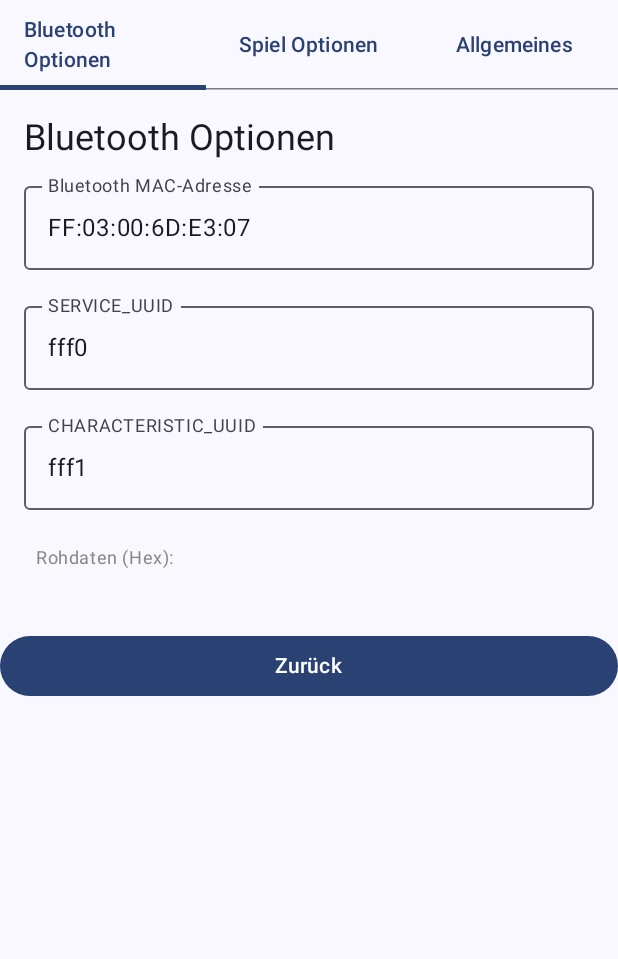
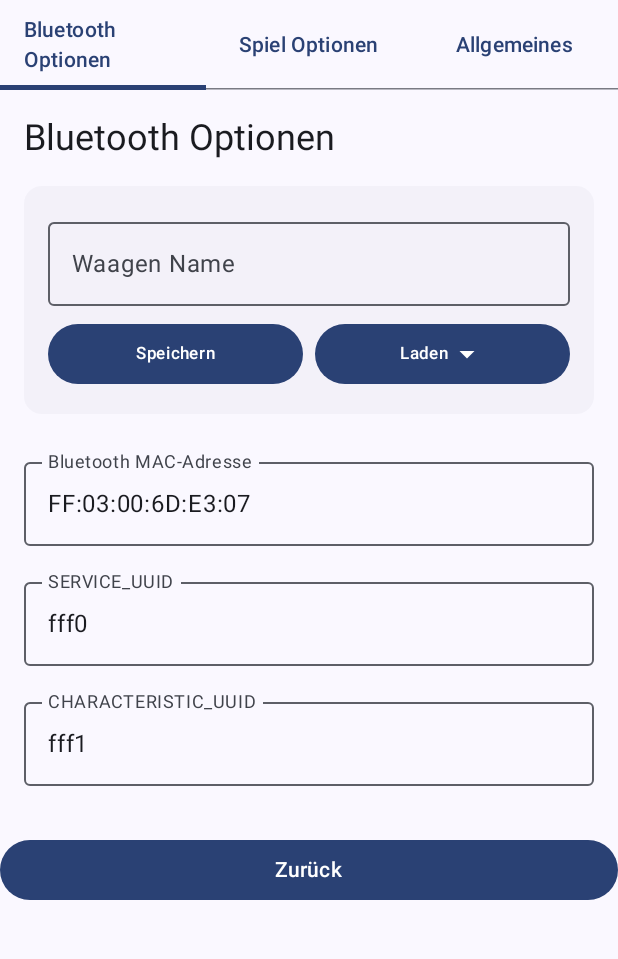
Before and after one commit to DerMonaachh/Alles_Wiegen, an Android app built with Jetpack Compose: the screen it shows after launch (MainActivity), after a tap on "Optionen", on a phone screen of 412 x 824 dp, the part 96-1055 px from its top. Run offline under Robolectric (Android 15) with nearby library versions, the phone set to English and light mode, and no system bars; our stand-ins replace Room's generated code; 1 statement that could not run was skipped.

Commit message:
commit 1.9 Mehrere Waagen MAc Adresse speichern

```diff
--- a/app/src/main/java/com/example/alleswiegen/screens/OptionsScreen.kt
+++ b/app/src/main/java/com/example/alleswiegen/screens/OptionsScreen.kt
@@ -2,6 +2,7 @@ package com.example.alleswiegen.screens
 
 import android.content.Context
 import android.content.Intent
+import android.widget.Toast
 import androidx.activity.compose.rememberLauncherForActivityResult
 import androidx.activity.result.contract.ActivityResultContracts
 import androidx.compose.foundation.clickable
@@ -10,17 +11,19 @@ import androidx.compose.foundation.layout.Box
 import androidx.compose.foundation.layout.Column
 import androidx.compose.foundation.layout.Row
 import androidx.compose.foundation.layout.Spacer
-import androidx.compose.foundation.layout.fillMaxSize
 import androidx.compose.foundation.layout.fillMaxWidth
 import androidx.compose.foundation.layout.height
 import androidx.compose.foundation.layout.padding
 import androidx.compose.foundation.layout.size
 import androidx.compose.foundation.shape.RoundedCornerShape
 import androidx.compose.material.icons.Icons
+import androidx.compose.material.icons.filled.ArrowDropDown
 import androidx.compose.material.icons.filled.Check
 import androidx.compose.material3.Button
 import androidx.compose.material3.Card
 import androidx.compose.material3.CardDefaults
+import androidx.compose.material3.DropdownMenu
+import androidx.compose.material3.DropdownMenuItem
 import androidx.compose.material3.HorizontalDivider
 import androidx.compose.material3.Icon
 import androidx.compose.material3.MaterialTheme
@@ -31,21 +34,21 @@ import androidx.compose.material3.Tab
 import androidx.compose.material3.TabRow
 import androidx.compose.material3.Text
 import androidx.compose.runtime.Composable
+import androidx.compose.runtime.LaunchedEffect
 import androidx.compose.runtime.getValue
 import androidx.compose.runtime.mutableIntStateOf
+import androidx.compose.runtime.mutableStateMapOf
+import androidx.compose.runtime.mutableStateOf
 import androidx.compose.runtime.remember
 import androidx.compose.runtime.setValue
 import androidx.compose.ui.Alignment
 import androidx.compose.ui.Modifier
 import androidx.compose.ui.draw.clip
-import androidx.compose.ui.graphics.Color
 import androidx.compose.ui.platform.LocalContext
 import androidx.compose.ui.text.font.FontWeight
 import androidx.compose.ui.unit.dp
-import androidx.room.paging.util.queryDatabase
 import com.example.alleswiegen.GameUiState
 import com.example.alleswiegen.GameViewModel
-import com.example.alleswiegen.PlayerScoreEntry
 import com.example.alleswiegen.Screen
 
 @Composable
@@ -54,6 +57,8 @@ fun OptionsScreen(viewModel: GameViewModel, uiState: GameUiState) {
     var selectedTabIndex by remember { mutableIntStateOf(0) }
     val tabTitles = listOf("Bluetooth Optionen", "Spiel Optionen", "Allgemeines")
     val context = LocalContext.current
+
+
     Column(modifier = Modifier.fillMaxWidth()) {
         // Die Material 3 Tab-Leiste
         TabRow(selectedTabIndex = selectedTabIndex) {
@@ -95,15 +100,110 @@ fun OptionsScreen(viewModel: GameViewModel, uiState: GameUiState) {
     }
 }
 
+// ... other imports
 @Composable
-fun BluetoothOptions(viewModel: GameViewModel, uiState: GameUiState,context: Context) {
+fun BluetoothOptions(viewModel: GameViewModel, uiState: GameUiState, context: Context) {
+    // Local state for the Scale Name input and Dropdown control
+    var scaleName by remember { mutableStateOf("") }
+    var expanded by remember { mutableStateOf(false) }
+    val savedScales = remember { mutableStateMapOf<String, String>() }
+
+    // Initial load of saved scales
+    LaunchedEffect(Unit) {
+        savedScales.putAll(viewModel.getSavedScales(context))
+    }
+
     Column {
         Text(
             text = "Bluetooth Optionen",
             style = MaterialTheme.typography.headlineSmall,
             modifier = Modifier.padding(bottom = 8.dp)
         )
-        Column {
+
+        Card(
+            modifier = Modifier
+                .fillMaxWidth()
+                .padding(vertical = 8.dp),
+            colors = CardDefaults.cardColors(
+                containerColor = MaterialTheme.colorScheme.surfaceVariant.copy(
+                    alpha = 0.3f
+                )
+            )
+        ) {
+            Column(modifier = Modifier.padding(16.dp)) {
+                // --- NEW: Waagen Name Field ---
+                OutlinedTextField(
+                    value = scaleName,
+                    onValueChange = { scaleName = it },
+                    label = { Text("Waagen Name") },
+                    modifier = Modifier.fillMaxWidth(),
+                    singleLine = true
+                )
+
+                Spacer(Modifier.height(8.dp))
+
+                // --- NEW: Buttons Row ---
+                Row(
+                    modifier = Modifier.fillMaxWidth(),
+                    horizontalArrangement = Arrangement.spacedBy(8.dp)
+                ) {
+                    Button(
+                        onClick = {
+                            if (scaleName.isNotBlank() && uiState.bluetoothAddress.isNotBlank()) {
+                                viewModel.saveScale(context, scaleName, uiState.bluetoothAddress)
+                                savedScales[scaleName] =
+                                    uiState.bluetoothAddress // Update local list
+                            }
+                            Toast.makeText(
+                                context,
+                                "${scaleName} mit Adresse ${uiState.bluetoothAddress} gespeichert.",
+                                Toast.LENGTH_SHORT
+                            ).show()
+                        },
+                        modifier = Modifier.weight(1f)
+                    ) {
+                        Text("Speichern", style = MaterialTheme.typography.labelSmall)
+                    }
+
+                    Box(modifier = Modifier.weight(1f)) {
+                        Button(
+                            onClick = { expanded = true },
+                            modifier = Modifier.fillMaxWidth()
+                        ) {
+                            Text("Laden", style = MaterialTheme.typography.labelSmall)
+                            Icon(Icons.Default.ArrowDropDown, contentDescription = null)
+                        }
+
+                        DropdownMenu(
+                            expanded = expanded,
+                            onDismissRequest = { expanded = false },
+                            modifier = Modifier.fillMaxWidth(0.5f)
+                        ) {
+                            if (savedScales.isEmpty()) {
+                                DropdownMenuItem(
+                                    text = { Text("Keine gespeicherten Waagen") },
+                                    onClick = { expanded = false }
+                                )
+                            }
+                            savedScales.forEach { (name, address) ->
+                                DropdownMenuItem(
+                                    text = { Text(name) },
+                                    onClick = {
+                                        scaleName = name
+                                        viewModel.updateBluetoothAddress(context, address)
+                                        expanded = false
+                                    }
+                                )
+                            }
+                        }
+                    }
+                }
+            }
+        }
+
+        Spacer(Modifier.height(16.dp))
+
+        // Existing Address Field
         OutlinedTextField(
             value = uiState.bluetoothAddress,
             onValueChange = { newAddr ->
@@ -112,35 +212,23 @@ fun BluetoothOptions(viewModel: GameViewModel, uiState: GameUiState,context: Con
             label = { Text("Bluetooth MAC-Adresse") },
             modifier = Modifier.fillMaxWidth()
         )
+
+        // ... existing UUID fields and Rohdaten text ...
         Spacer(Modifier.height(16.dp))
         OutlinedTextField(
             value = uiState.SERVICE_UUID,
-                onValueChange = { newUUID ->
-                    // Beachte: Hier solltest du evtl. viewModel.updateServiceUuid nutzen,
-                    // falls du verschiedene Funktionen für die UUIDs hast
-                    viewModel.updateBluetoothServiceUuid(context, newUUID)
-                },
+            onValueChange = { viewModel.updateBluetoothServiceUuid(context, it) },
             label = { Text("SERVICE_UUID") },
             modifier = Modifier.fillMaxWidth()
         )
         Spacer(Modifier.height(16.dp))
         OutlinedTextField(
             value = uiState.CHARACTERISTIC_UUID,
-                onValueChange = { newUUID ->
-                    viewModel.updatecharUudi(context, newUUID)
-                },
+            onValueChange = { viewModel.updatecharUudi(context, it) },
             label = { Text("CHARACTERISTIC_UUID") },
             modifier = Modifier.fillMaxWidth()
         )
-            Spacer(Modifier.height(16.dp))
-
-            Text(
-                text = "Rohdaten (Hex): ${viewModel.rawDataString}",
-                style = MaterialTheme.typography.bodySmall,
-                color = Color.Gray,
-                modifier = Modifier.padding(8.dp)
-            )
-        }
+        // ... raw data string ...
     }
 }
 
@@ -268,7 +356,7 @@ fun GameOptions(viewModel: GameViewModel, uiState: GameUiState,context: Context)
                     modifier = Modifier
                         .fillMaxWidth()
                         .clip(RoundedCornerShape(8.dp))
-                        .clickable { viewModel.toggleJingle(!uiState.showJingle,context) }
+                        .clickable { viewModel.toggleJingle(!uiState.showJingle, context) }
                         .padding(vertical = 8.dp),
                     verticalAlignment = Alignment.CenterVertically,
                     horizontalArrangement = Arrangement.SpaceBetween
@@ -339,7 +427,7 @@ fun GeneralOptions(viewModel: GameViewModel, uiState: GameUiState) {
                     modifier = Modifier
                         .fillMaxWidth()
                         .clip(RoundedCornerShape(8.dp))
-                        .clickable { viewModel.toggleVibration(!uiState.vibrate,context) }
+                        .clickable { viewModel.toggleVibration(!uiState.vibrate, context) }
                         .padding(vertical = 8.dp),
                     verticalAlignment = Alignment.CenterVertically,
                     horizontalArrangement = Arrangement.SpaceBetween
```
Lines whose indentation alone changed are shown as unchanged.
